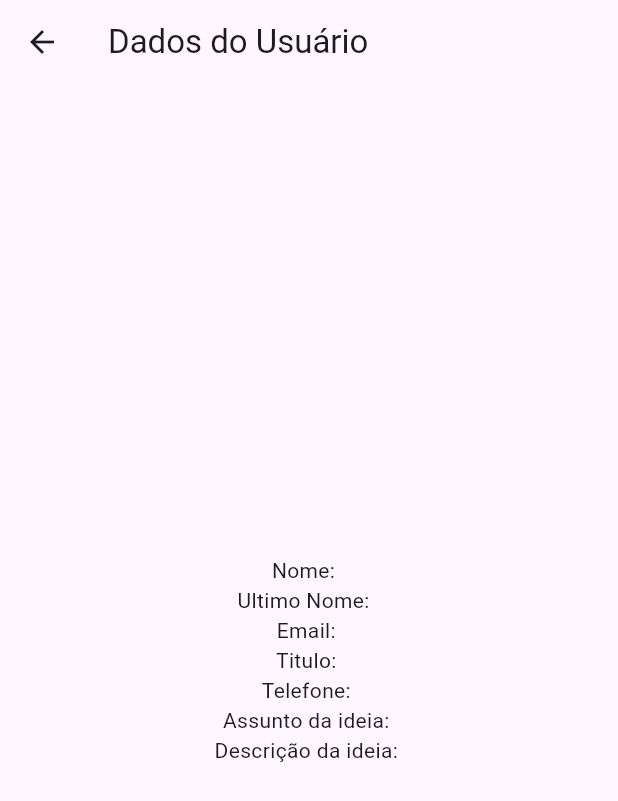
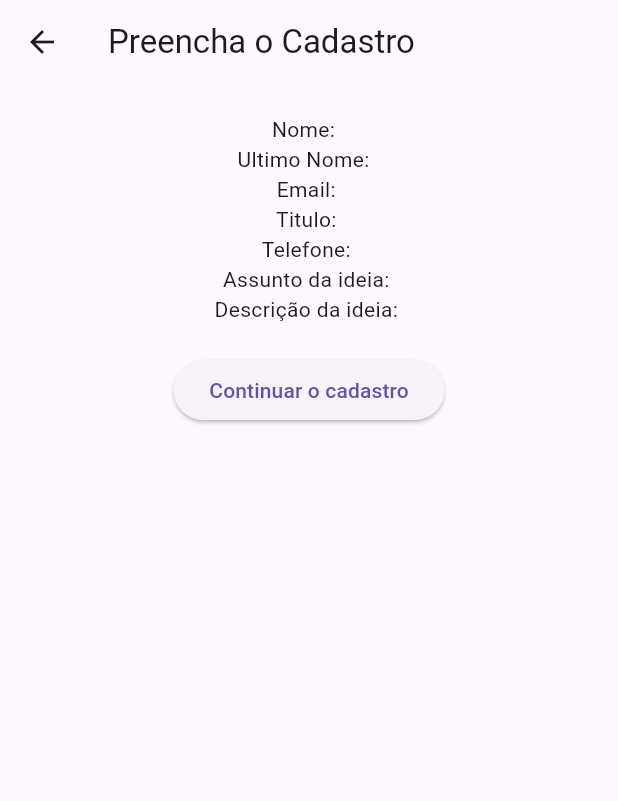
Before and after one commit to DanielBorgesDev/Form-Provider, a Flutter app: the DisplayDataScreen screen opened directly, on a phone screen of 412 x 824 dp. Shown: the top 801 px of the screen. Run offline on Flutter 3.47's test engine with Material 3 defaults, Android fonts, the phone set to English and light mode, and no system bars.

Commit message:
feat: new form organization

```diff
--- /dev/null
+++ b/lib/models/Organization.dart
@@ -0,0 +1,31 @@
+// ignore: file_names
+class Organization {
+  String? organizationName;
+  String? address;
+  String? organizationPhone;
+  String? organizationCep;
+
+  Organization(
+      {this.organizationName,
+      this.address,
+      this.organizationPhone,
+
+  Organization copyWith({required String address}) {}
+
+  Organization copyWith({required String organizationName}) {}
+      this.organizationCep});
+
+  Organization copyWithOrganization({
+    String? organizationName,
+    String? address,
+    String? organizationPhone,
+    String? organizationCep,
+  }) {
+    return Organization(
+      organizationName: organizationName ?? this.organizationName,
+      address: address ?? this.address,
+      organizationPhone: organizationPhone ?? this.organizationPhone,
+      organizationCep: organizationCep ?? this.organizationCep,
+    );
+  }
+}
--- /dev/null
+++ b/lib/providers/organization_provider.dart
@@ -0,0 +1,13 @@
+import 'package:flutter/material.dart';
+import '../models/organization.dart';
+
+class OrganizationProvider extends ChangeNotifier {
+  Organization _organization = Organization();
+
+  Organization get organization => _organization;
+
+  void updateOrganization(Organization newOrganization) {
+    _organization = newOrganization;
+    notifyListeners();
+  }
+}
--- a/lib/views/display_data_screen.dart
+++ b/lib/views/display_data_screen.dart
@@ -1,3 +1,4 @@
+import 'package:app_provider/views/organization_form_view.dart';
 import 'package:flutter/material.dart';
 import 'package:provider/provider.dart';
 import '../providers/user_provider.dart';
@@ -9,9 +10,12 @@ class DisplayDataScreen extends StatelessWidget {
 
     return Scaffold(
       appBar: AppBar(
-        title: Text('Dados do Usuário'),
+        title: Text('Preencha o Cadastro'),
       ),
-      body: Center(
+      body: SingleChildScrollView(
+        child: Center(
+          child: Padding(
+            padding: const EdgeInsets.all(20.0),
             child: Column(
               mainAxisAlignment: MainAxisAlignment.center,
               children: [
@@ -22,7 +26,23 @@ class DisplayDataScreen extends StatelessWidget {
                 Text('Telefone: ${user.phone ?? ''}'),
                 Text('Assunto da ideia: ${user.subjectIdea ?? ''}'),
                 Text('Descrição da ideia: ${user.descriptionOfIdea ?? ''}'),
+                SizedBox(
+                    height:
+                        20), // Adiciona um espaçamento entre o texto e o botão
+                ElevatedButton(
+                  onPressed: () {
+                    Navigator.push(
+                      context,
+                      MaterialPageRoute(
+                        builder: (context) => OrganizationFormView(),
+                      ),
+                    );
+                  },
+                  child: Text('Continuar o cadastro'),
+                ),
               ],
+            ),
+          ),
         ),
       ),
     );
--- a/lib/views/user_form_views.dart
+++ b/lib/views/user_form_views.dart
@@ -1,7 +1,6 @@
 import 'package:flutter/material.dart';
 import 'package:provider/provider.dart';
 import '../providers/user_provider.dart';
-import '../models/user.dart';
 import '../views/display_data_screen.dart';
 
 class UserFormScreen extends StatelessWidget {
@@ -76,7 +75,7 @@ class UserFormScreen extends StatelessWidget {
                       ),
                     );
                   },
-                  child: Text('Salvar'),
+                  child: Text('Proximo'),
                 ),
               ],
             );
```
Also changed, not shown: lib/main.dart (+9 -2 lines), lib/views/display_final_data_screen.dart (added, +39 -0 lines), lib/views/organization_form_view.dart (added, +78 -0 lines). Lines whose indentation alone changed are shown as unchanged.
